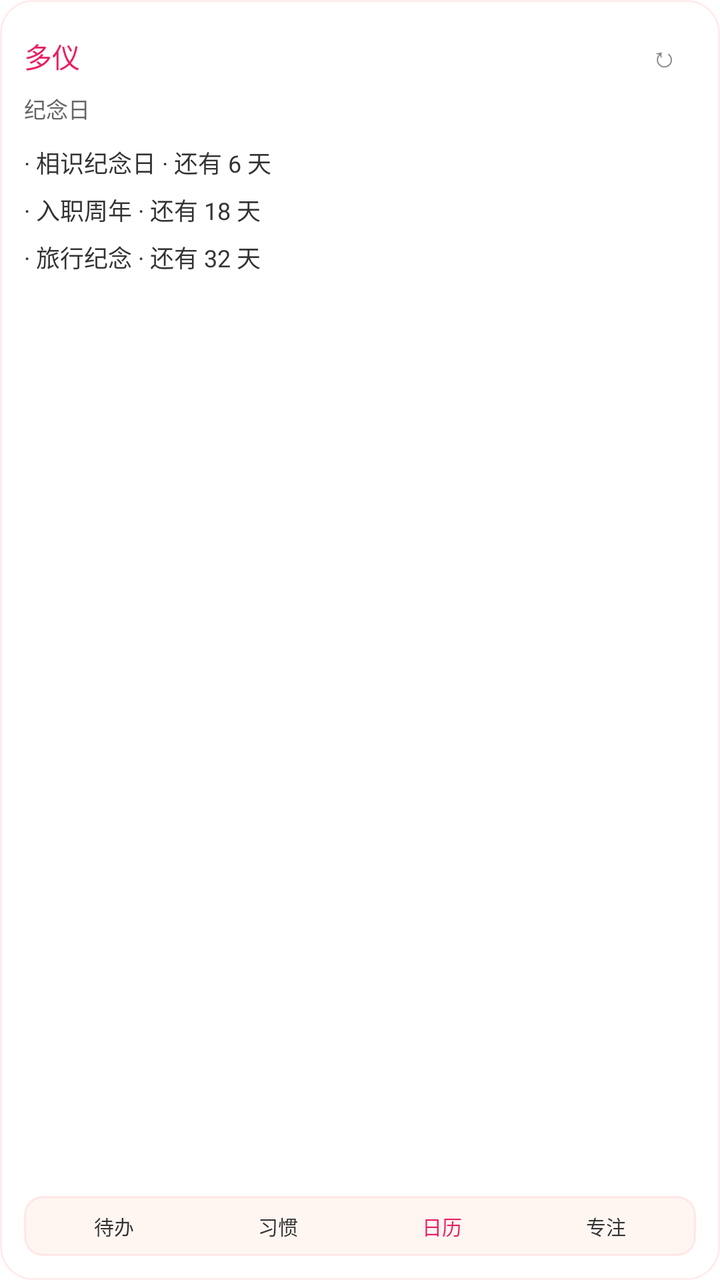
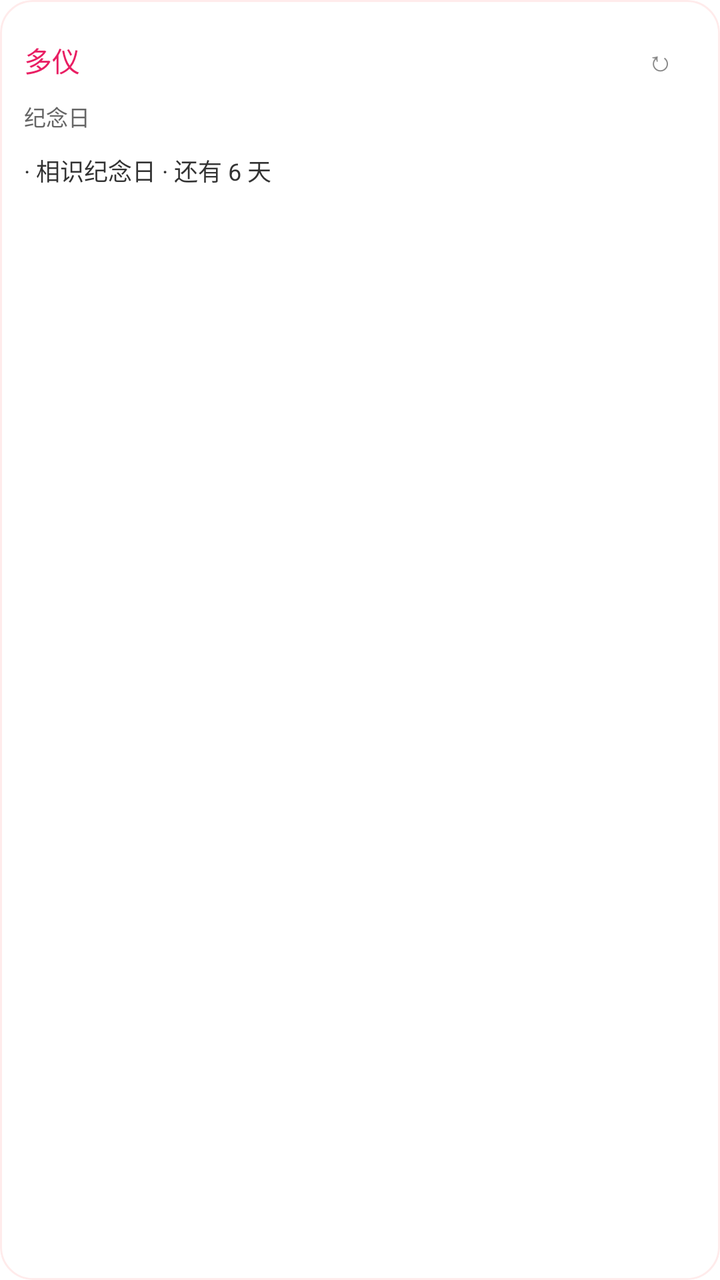

Compare the two renders of this Android layout. The source of the first and the diff that turns it into the second are given below.
<!-- AndroidManifest.xml: fallback theme Theme.MaterialComponents.DayNight.NoActionBar -->
<!-- res/layout/duoyi_anniversary_widget.xml -->
<?xml version="1.0" encoding="utf-8"?>
<FrameLayout xmlns:android="http://schemas.android.com/apk/res/android"
    android:id="@+id/widget_anniversary_root"
    android:layout_width="match_parent"
    android:layout_height="match_parent"
    android:background="@drawable/widget_bg_round_16"
    android:clipToOutline="true"
    android:outlineProvider="background">

    <ImageView
        android:id="@+id/widget_theme_background"
        android:layout_width="match_parent"
        android:layout_height="match_parent"
        android:contentDescription="@null"
        android:scaleType="centerCrop"
        android:visibility="gone" />

    <TextView
        android:id="@+id/widget_theme_overlay"
        android:layout_width="match_parent"
        android:layout_height="match_parent"
        android:maxLines="1"
        android:ellipsize="end"
        android:visibility="gone" />

    <LinearLayout
        android:layout_width="match_parent"
        android:layout_height="match_parent"
        android:orientation="vertical"
        android:padding="12dp">

    <LinearLayout
        android:layout_width="match_parent"
        android:layout_height="wrap_content"
        android:gravity="center_vertical"
        android:orientation="horizontal">

        <TextView
            android:id="@+id/widget_anniversary_title"
            android:layout_width="0dp"
            android:layout_height="wrap_content"
            android:layout_weight="1"
            android:ellipsize="end"
            android:maxLines="1"
            android:text="多仪"
            android:textColor="#E91E63"
            android:textSize="14sp" />

        <TextView
            android:id="@+id/widget_refresh"
            android:layout_width="32dp"
            android:layout_height="32dp"
            android:contentDescription="刷新小组件"
            android:ellipsize="end"
            android:gravity="center"
            android:maxLines="1"
            android:text="↻"
            android:textColor="#888888"
            android:textSize="14sp" />
    </LinearLayout>

    <TextView
        android:id="@+id/widget_anniversary_subtitle"
        android:layout_width="match_parent"
        android:layout_height="wrap_content"
        android:layout_marginTop="2dp"
        android:ellipsize="end"
        android:maxLines="1"
        android:text="纪念日"
        android:textColor="#666666"
        android:textSize="11sp" />

    <LinearLayout
        android:layout_width="match_parent"
        android:layout_height="0dp"
        android:layout_weight="1"
        android:layout_marginTop="10dp"
        android:orientation="vertical">

        <TextView
            android:id="@+id/widget_anniversary_1"
            android:layout_width="match_parent"
            android:layout_height="wrap_content"
            android:ellipsize="end"
            android:maxLines="1"
            android:text="· 相识纪念日 · 还有 6 天"
            android:textColor="#333333"
            android:textSize="12sp" />

        <TextView
            android:id="@+id/widget_anniversary_2"
            android:layout_width="match_parent"
            android:layout_height="wrap_content"
            android:layout_marginTop="6dp"
            android:ellipsize="end"
            android:maxLines="1"
            android:text="· 入职周年 · 还有 18 天"
            android:textColor="#333333"
            android:textSize="12sp" />

        <TextView
            android:id="@+id/widget_anniversary_3"
            android:layout_width="match_parent"
            android:layout_height="wrap_content"
            android:layout_marginTop="6dp"
            android:ellipsize="end"
            android:maxLines="1"
            android:text="· 旅行纪念 · 还有 32 天"
            android:textColor="#333333"
            android:textSize="12sp" />
    </LinearLayout>

    <LinearLayout
        android:id="@+id/widget_anniversary_bottom_nav"
        android:layout_width="match_parent"
        android:layout_height="30dp"
        android:layout_marginTop="8dp"
        android:background="@drawable/widget_nav_bg"
        android:gravity="center"
        android:orientation="horizontal"
        android:paddingLeft="4dp"
        android:paddingRight="4dp"
        android:weightSum="4">

        <TextView
            android:id="@+id/widget_anniversary_nav_todo"
            android:layout_width="0dp"
            android:layout_height="match_parent"
            android:layout_weight="1"
            android:gravity="center"
            android:ellipsize="end"
            android:maxLines="1"
            android:text="待办"
            android:textColor="#333333"
            android:textSize="10sp" />

        <TextView
            android:id="@+id/widget_anniversary_nav_habit"
            android:layout_width="0dp"
            android:layout_height="match_parent"
            android:layout_weight="1"
            android:gravity="center"
            android:ellipsize="end"
            android:maxLines="1"
            android:text="习惯"
            android:textColor="#333333"
            android:textSize="10sp" />

        <TextView
            android:id="@+id/widget_anniversary_nav_calendar"
            android:layout_width="0dp"
            android:layout_height="match_parent"
            android:layout_weight="1"
            android:gravity="center"
            android:ellipsize="end"
            android:maxLines="1"
            android:text="日历"
            android:textColor="#E91E63"
            android:textSize="10sp" />

        <TextView
            android:id="@+id/widget_anniversary_nav_focus"
            android:layout_width="0dp"
            android:layout_height="match_parent"
            android:layout_weight="1"
            android:gravity="center"
            android:ellipsize="end"
            android:maxLines="1"
            android:text="专注"
            android:textColor="#333333"
            android:textSize="10sp" />
    </LinearLayout>
    </LinearLayout>
</FrameLayout>
<!-- resources referenced by this layout -->
<resources>
  <!-- drawable widget_bg_round_16 (drawable) -->
  <?xml version="1.0" encoding="utf-8"?>
  <shape xmlns:android="http://schemas.android.com/apk/res/android"
      android:shape="rectangle">
      <corners android:radius="16dp" />
      <solid android:color="#FFFFFFFF" />
      <stroke android:width="1dp" android:color="#22FF6B6B" />
  </shape>
  <!-- drawable widget_nav_bg (drawable) -->
  <?xml version="1.0" encoding="utf-8"?>
  <shape xmlns:android="http://schemas.android.com/apk/res/android"
      android:shape="rectangle">
      <corners android:radius="9dp" />
      <solid android:color="#FFFFF6F2" />
      <stroke android:width="1dp" android:color="#22FF6B6B" />
  </shape>
</resources>

<!-- the commit's change to res/layout/duoyi_anniversary_widget.xml (unified diff, before → after) -->
@@ -48,8 +48,10 @@
 
         <TextView
             android:id="@+id/widget_refresh"
-            android:layout_width="32dp"
-            android:layout_height="32dp"
+            android:layout_width="36dp"
+            android:layout_height="36dp"
+            android:minWidth="36dp"
+            android:minHeight="36dp"
             android:contentDescription="刷新小组件"
             android:ellipsize="end"
             android:gravity="center"
@@ -96,7 +98,8 @@
             android:maxLines="1"
             android:text="· 入职周年 · 还有 18 天"
             android:textColor="#333333"
-            android:textSize="12sp" />
+            android:textSize="12sp"
+            android:visibility="gone" />
 
         <TextView
             android:id="@+id/widget_anniversary_3"
@@ -107,7 +110,8 @@
             android:maxLines="1"
             android:text="· 旅行纪念 · 还有 32 天"
             android:textColor="#333333"
-            android:textSize="12sp" />
+            android:textSize="12sp"
+            android:visibility="gone" />
     </LinearLayout>
 
     <LinearLayout
@@ -120,7 +124,8 @@
         android:orientation="horizontal"
         android:paddingLeft="4dp"
         android:paddingRight="4dp"
-        android:weightSum="4">
+        android:weightSum="4"
+        android:visibility="gone">
 
         <TextView
             android:id="@+id/widget_anniversary_nav_todo"
